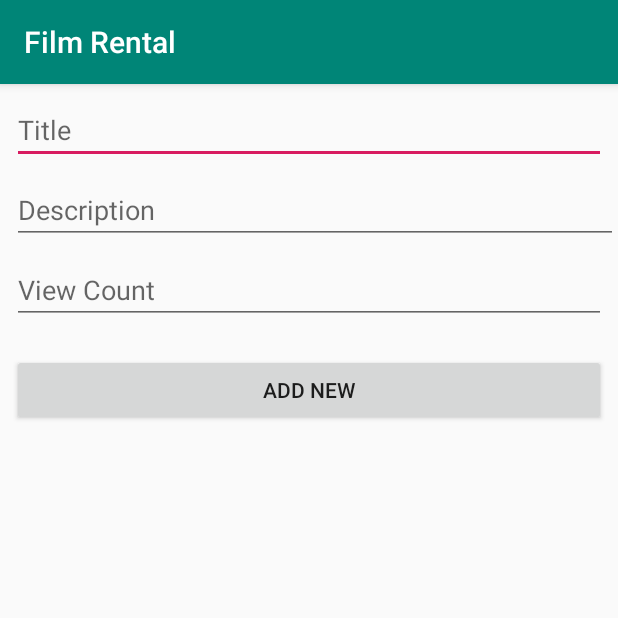
After one commit to penhsokra/Recycler-View-create-a-film-rental-APP, an Android app: the AddActivity screen opened directly, with no data from a screen before it, on a phone screen of 412 x 824 dp, the top half of it. The commit adds this screen. Run offline under Robolectric (Android 15) with nearby library versions, the phone set to English and light mode, and no system bars.

Commit message:
second commit

```diff
--- a/app/src/main/AndroidManifest.xml
+++ b/app/src/main/AndroidManifest.xml
@@ -18,7 +18,11 @@
                 <category android:name="android.intent.category.LAUNCHER" />
             </intent-filter>
         </activity>
-        <activity android:name=".EditActivity" android:label="@string/edit"></activity>
+        <activity
+            android:name=".EditActivity"
+            android:label="@string/edit" />
+        <activity android:name=".AddActivity" />
+        <activity android:name=".DetailActivity"></activity>
     </application>
 
 </manifest>
--- /dev/null
+++ b/app/src/main/java/filmrental/sokra/com/filmrental/AddActivity.java
@@ -0,0 +1,44 @@
+package filmrental.sokra.com.filmrental;
+
+import android.content.Intent;
+import android.support.v7.app.AppCompatActivity;
+import android.os.Bundle;
+import android.view.View;
+import android.widget.Button;
+import android.widget.EditText;
+
+import filmrental.sokra.com.filmrental.modal.Film;
+
+public class AddActivity extends AppCompatActivity {
+    EditText title,description,viewCount;
+    Button btnAdd;
+    @Override
+    protected void onCreate(Bundle savedInstanceState) {
+        super.onCreate(savedInstanceState);
+        setContentView(R.layout.activity_add);
+
+        title = findViewById(R.id.editTitle);
+        description = findViewById(R.id.editDescription);
+        viewCount = findViewById(R.id.editViewcount);
+        btnAdd = findViewById(R.id.btnAdd);
+
+        btnAdd.setOnClickListener(new View.OnClickListener() {
+            @Override
+            public void onClick(View v) {
+                Film film = new Film(title.getText().toString(),description.getText().toString(),viewCount.getText().toString(),R.drawable.newfilm,R.drawable.ic_more_vert_black_24dp);
+
+                Intent addInten = new Intent();
+                Bundle bundle = new Bundle();
+                bundle.putParcelable("data",film);
+                addInten.putExtras(bundle);
+                setResult(RESULT_OK,addInten);
+                finish();
+
+            }
+        });
+
+
+
+
+    }
+}
--- /dev/null
+++ b/app/src/main/res/layout/activity_add.xml
@@ -0,0 +1,61 @@
+<?xml version="1.0" encoding="utf-8"?>
+<android.support.constraint.ConstraintLayout xmlns:android="http://schemas.android.com/apk/res/android"
+    xmlns:app="http://schemas.android.com/apk/res-auto"
+    xmlns:tools="http://schemas.android.com/tools"
+    android:layout_width="match_parent"
+    android:layout_height="match_parent"
+    tools:context=".AddActivity">
+
+    <EditText
+        android:id="@+id/editTitle"
+        android:layout_width="0dp"
+        android:layout_height="wrap_content"
+        android:layout_marginStart="8dp"
+        android:layout_marginTop="8dp"
+        android:layout_marginEnd="8dp"
+        android:ems="10"
+        android:hint="Title"
+        android:inputType="textPersonName"
+        app:layout_constraintEnd_toEndOf="parent"
+        app:layout_constraintStart_toStartOf="parent"
+        app:layout_constraintTop_toTopOf="parent" />
+
+    <EditText
+        android:id="@+id/editDescription"
+        android:layout_width="0dp"
+        android:layout_height="wrap_content"
+        android:layout_marginStart="8dp"
+        android:layout_marginTop="8dp"
+        android:ems="10"
+        android:hint="Description"
+        android:inputType="textPersonName"
+        app:layout_constraintEnd_toEndOf="parent"
+        app:layout_constraintStart_toStartOf="parent"
+        app:layout_constraintTop_toBottomOf="@+id/editTitle" />
+
+    <EditText
+        android:id="@+id/editViewcount"
+        android:layout_width="0dp"
+        android:layout_height="wrap_content"
+        android:layout_marginStart="8dp"
+        android:layout_marginTop="8dp"
+        android:layout_marginEnd="8dp"
+        android:ems="10"
+        android:hint="View Count"
+        android:inputType="textPersonName"
+        app:layout_constraintEnd_toEndOf="parent"
+        app:layout_constraintStart_toStartOf="parent"
+        app:layout_constraintTop_toBottomOf="@+id/editDescription" />
+
+    <Button
+        android:id="@+id/btnAdd"
+        android:layout_width="0dp"
+        android:layout_height="wrap_content"
+        android:layout_marginStart="8dp"
+        android:layout_marginTop="20dp"
+        android:layout_marginEnd="8dp"
+        android:text="ADD NEW"
+        app:layout_constraintEnd_toEndOf="parent"
+        app:layout_constraintStart_toStartOf="parent"
+        app:layout_constraintTop_toBottomOf="@+id/editViewcount" />
+</android.support.constraint.ConstraintLayout>
--- a/app/src/main/res/layout/activity_main.xml
+++ b/app/src/main/res/layout/activity_main.xml
@@ -10,7 +10,7 @@
     tools:context=".MainActivity">
 
     <android.support.design.widget.FloatingActionButton
-        android:id="@+id/floatingActionButton"
+        android:id="@+id/btnAdd"
         android:layout_width="wrap_content"
         android:layout_height="wrap_content"
         android:layout_marginEnd="16dp"
```
Also changed, not shown: app/src/main/java/filmrental/sokra/com/filmrental/DetailActivity.java (added, +29 -0 lines), app/src/main/java/filmrental/sokra/com/filmrental/MainActivity.java (+74 -8 lines), app/src/main/java/filmrental/sokra/com/filmrental/adapter/FilmAdapter.java (+28 -9 lines), app/src/main/java/filmrental/sokra/com/filmrental/modal/Film.java (+37 -1 lines), app/src/main/res/layout/activity_detail.xml (added, +50 -0 lines), app/src/main/res/drawable-v24/newfilm.jpg (added).
